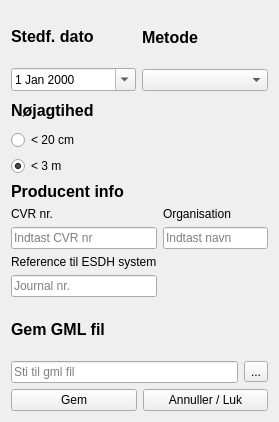
This is tinglysning_gml_dialog_base.ui in danielarnason/TinglysningGml as Qt 5 draws it before an edit. The edited form follows.
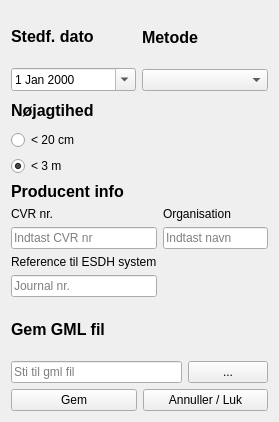
This is the edited form.

Commit message: Små GUI ændringer

```diff
--- a/tinglysning_gml_dialog_base.ui
+++ b/tinglysning_gml_dialog_base.ui
@@ -191,7 +191,7 @@
         </widget>
        </item>
        <item>
-        <widget class="QToolButton" name="toolButton">
+        <widget class="QPushButton" name="pushButton_browse">
          <property name="text">
           <string>...</string>
          </property>
```
